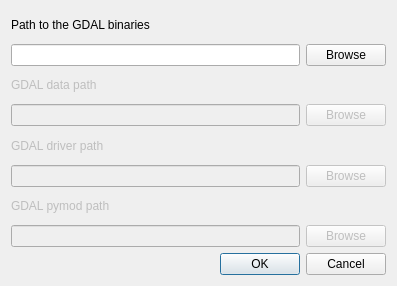
This is qgis/python/plugins/GdalTools/tools/dialogSettings.ui in sourcepole/qgis as Qt 5 draws it before an edit. The edited form follows.
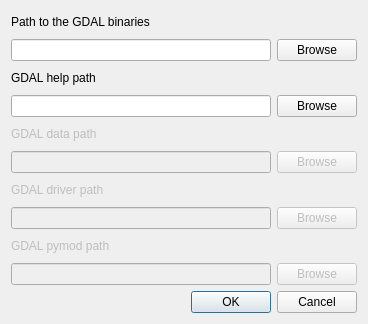
This is the edited form.

Commit message: add missed GUI elements in GdalTools settings dialog

Diff of the .ui file:
```diff
--- a/qgis/python/plugins/GdalTools/tools/dialogSettings.ui
+++ b/qgis/python/plugins/GdalTools/tools/dialogSettings.ui
@@ -6,8 +6,8 @@
    <rect>
     <x>0</x>
     <y>0</y>
-    <width>397</width>
-    <height>286</height>
+    <width>368</width>
+    <height>324</height>
    </rect>
   </property>
   <property name="windowTitle">
@@ -35,6 +35,27 @@
      </item>
     </layout>
    </item>
+   <item>
+    <widget class="QLabel" name="label_5">
+     <property name="text">
+      <string>GDAL help path</string>
+     </property>
+    </widget>
+   </item>
+   <item>
+    <layout class="QHBoxLayout" name="horizontalLayout_5">
+     <item>
+      <widget class="QLineEdit" name="leGdalHelpPath"/>
+     </item>
+     <item>
+      <widget class="QPushButton" name="btnSetHelpPath">
+       <property name="text">
+        <string>Browse</string>
+       </property>
+      </widget>
+     </item>
+    </layout>
+   </item>
    <item>
     <widget class="QLabel" name="label_2">
      <property name="enabled">
```
